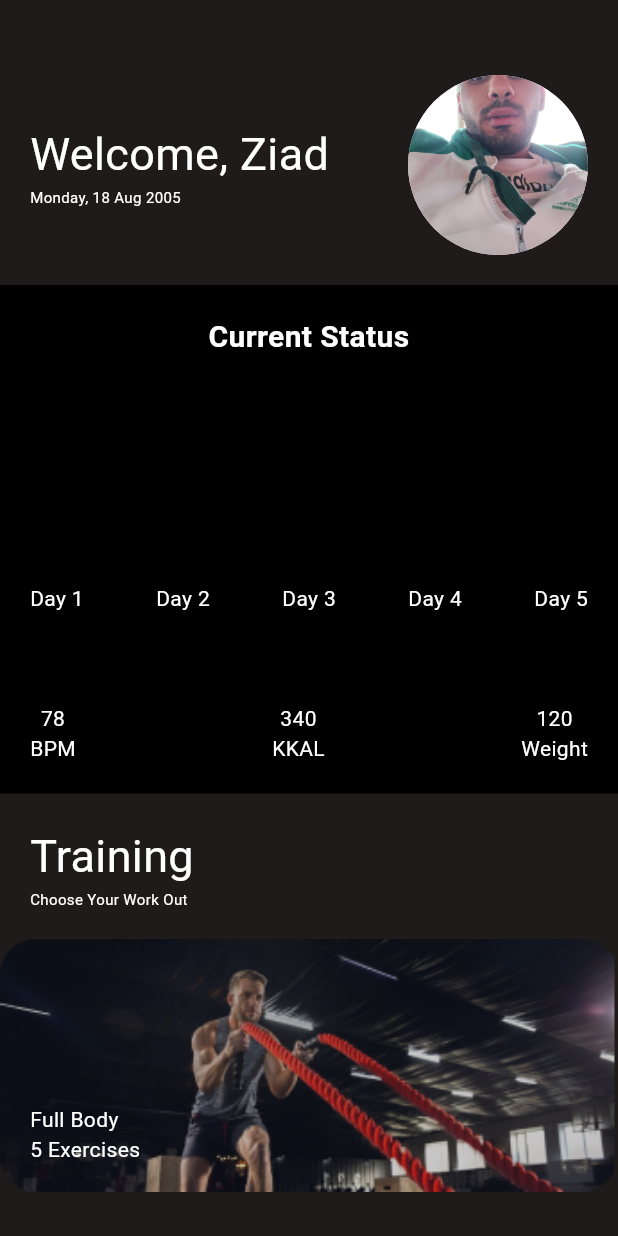
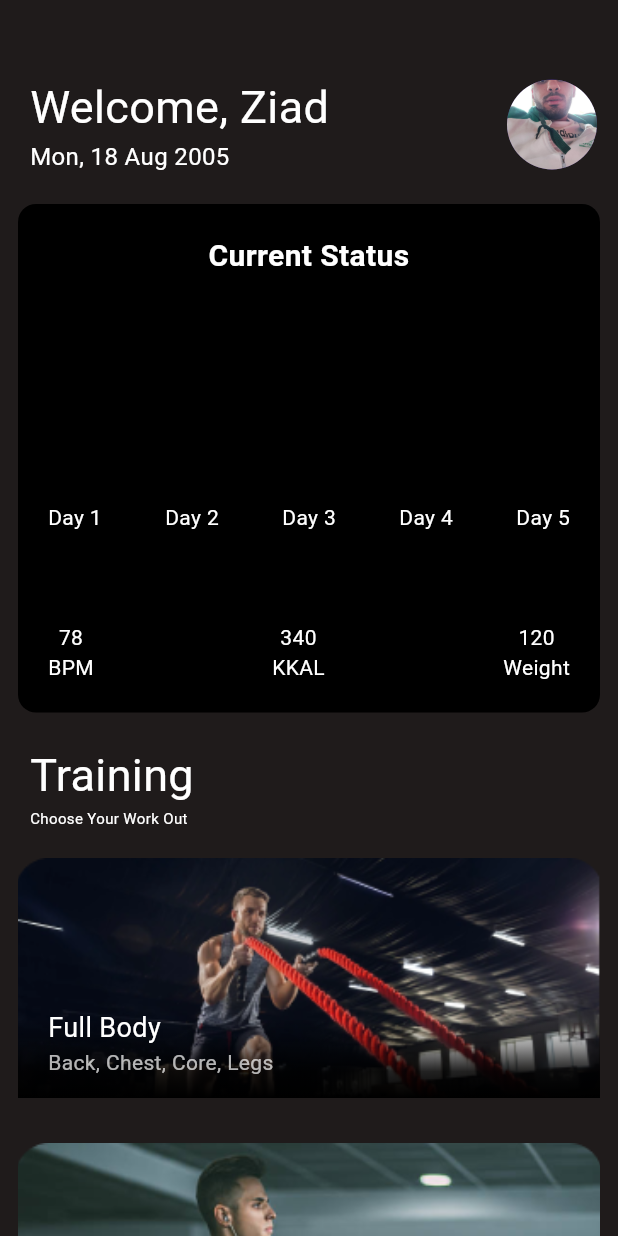
Before and after one commit to ziadglal/gym, a Flutter app: the Homebage screen opened directly, on a phone screen of 412 x 824 dp. Run offline on Flutter 3.47's test engine with Material 3 defaults, Android fonts, the phone set to English and light mode, and no system bars; our stand-ins replace get, supabase_flutter; accounts and stored records are empty.

Commit message:
Refining the design

```diff
--- a/lib/homebage.dart
+++ b/lib/homebage.dart
@@ -1,4 +1,5 @@
 import 'package:flutter/material.dart';
+import 'package:get/get.dart';
 import 'package:gym/exercisesone.dart';
 import 'package:gym/profile.dart';
 
@@ -9,97 +10,28 @@ class Homebage extends StatelessWidget {
   Widget build(BuildContext context) {
     return Scaffold(
       backgroundColor: const Color.fromARGB(255, 31, 27, 27),
-      body: ListView(
+      body: Padding(
+        padding: const EdgeInsets.symmetric(horizontal: 12.0),
+        child: SafeArea(
+          child: ListView(
             children: [
               welcomeprofilepic(context),
               graphcontainer(),
               trainingcenter(),
-          GestureDetector(
-            onTap: () {
-              Navigator.push(
-                  context,
-                  MaterialPageRoute(
-                      builder: (context) => const exercisesone()));
-            },
-            child: Stack(
-              children: [
-                Image.asset(
-                  "assets/Rectangle 39_m_vertical.png",
-                  width: double.infinity,
-                  fit: BoxFit.cover,
-                ),
-                const Padding(
-                  padding: EdgeInsets.only(top: 110, left: 20),
-                  child: Column(
-                    crossAxisAlignment: CrossAxisAlignment.start,
-                    children: [
-                      Text(
-                        "Full Body",
-                        style: TextStyle(color: Colors.white),
-                      ),
-                      Text(
-                        "5 Exercises",
-                        style: TextStyle(color: Colors.white),
-                      ),
-                    ],
-                  ),
-                ),
-              ],
-            ),
-          ),
-          const SizedBox(height: 30),
-          Stack(
-            children: [
-              Image.asset(
-                "assets/Rectangle 39_m_vertical.png",
-                width: double.infinity,
-                fit: BoxFit.cover,
-              ),
-              const Padding(
-                padding: EdgeInsets.only(top: 110, left: 20),
-                child: Column(
-                  crossAxisAlignment: CrossAxisAlignment.start,
-                  children: [
-                    Text(
-                      "Full Body",
-                      style: TextStyle(color: Colors.white),
-                    ),
-                    Text(
-                      "5 Exercises",
-                      style: TextStyle(color: Colors.white),
-                    ),
-                  ],
-                ),
-              ),
-            ],
-          ),
-          const SizedBox(height: 30),
-          Stack(
-            children: [
-              Image.asset(
-                "assets/Rectangle 39_m_vertical.png",
-                width: double.infinity,
-                fit: BoxFit.cover,
-              ),
-              const Padding(
-                padding: EdgeInsets.only(top: 110, left: 20),
-                child: Column(
-                  crossAxisAlignment: CrossAxisAlignment.start,
-                  children: [
-                    Text(
-                      "Full Body",
-                      style: TextStyle(color: Colors.white),
-                    ),
-                    Text(
-                      "5 Exercises",
-                      style: TextStyle(color: Colors.white),
-                    ),
-                  ],
-                ),
-              ),
-            ],
-          ),
-          const SizedBox(height: 30),
+              _workoutBox(
+                  imagePath: "assets/Rectangle 39_m_vertical.png",
+                  workoutName: "Full Body",
+                  description: "Back, Chest, Core, Legs"),
+              _workoutBox(
+                  imagePath: "assets/Rectangle 39_m_vertical-2.png",
+                  workoutName: "Cardio",
+                  description: "Treadmill, Elliptical, Rope jumping"),
+              _workoutBox(
+                  imagePath: "assets/Rectangle 20-2.png", workoutName: "Arm Day",
+                  description: "Biceps, Triceps, Shoulders"),
+              _workoutBox(
+                  imagePath: "assets/Rectangle3.png", workoutName: "Leg Day",
+                  description: "Quads, Hamstrings, Calfs"),
               const Padding(
                 padding: EdgeInsets.only(top: 20, left: 20, bottom: 20),
                 child: Column(
@@ -118,12 +50,14 @@ class Homebage extends StatelessWidget {
               ),
             ],
           ),
+        ),
+      ),
     );
   }
 
   Widget welcomeprofilepic(BuildContext context) {
     return Padding(
-      padding: const EdgeInsets.only(top: 50, left: 20, right: 20),
+      padding: const EdgeInsets.only(top: 50, left: 8, right: 2),
       child: Row(
         mainAxisAlignment: MainAxisAlignment.spaceBetween,
         children: [
@@ -135,8 +69,8 @@ class Homebage extends StatelessWidget {
                 style: TextStyle(color: Colors.white, fontSize: 30),
               ),
               Text(
-                "Monday, 18 Aug 2005",
-                style: TextStyle(color: Colors.white, fontSize: 10),
+                "Mon, 18 Aug 2005",
+                style: TextStyle(color: Colors.white, fontSize: 16),
               ),
             ],
           ),
@@ -148,7 +82,7 @@ class Homebage extends StatelessWidget {
               );
             },
             child: const CircleAvatar(
-              radius: 60,
+              radius: 30,
               backgroundImage: AssetImage("assets/20221023_152100.jpg"),
             ),
           ),
@@ -159,7 +93,10 @@ class Homebage extends StatelessWidget {
 
   Widget graphcontainer() {
     return Container(
+      decoration: BoxDecoration(
+        borderRadius: BorderRadius.circular(12),
         color: Colors.black,
+      ),
       margin: const EdgeInsets.only(top: 20),
       padding: const EdgeInsets.only(top: 20, left: 20, right: 20, bottom: 20),
       child: Column(
@@ -216,7 +153,7 @@ class Homebage extends StatelessWidget {
 
   Widget trainingcenter() {
     return const Padding(
-      padding: EdgeInsets.only(top: 20, left: 20, bottom: 20),
+      padding: EdgeInsets.only(top: 20, left: 8, bottom: 20),
       child: Column(
         crossAxisAlignment: CrossAxisAlignment.start,
         children: [
@@ -232,4 +169,63 @@ class Homebage extends StatelessWidget {
       ),
     );
   }
+
+  Widget _workoutBox({required String imagePath, required String workoutName, required String description}) {
+    return Column(
+      children: [
+        GestureDetector(
+          onTap: () {
+            Get.to(() => WorkoutPage(workoutName: workoutName));
+          },
+          child: Stack(
+            children: [
+              Container(
+                // decoration: BoxDecoration(borderRadius: BorderRadius.circular(90)),
+                height: 160,
+                width: double.infinity,
+                child: Image.asset(
+                  imagePath,
+                  width: double.infinity,
+                  fit: BoxFit.fitHeight,
+                ),
+              ),
+              Container(
+                margin: const EdgeInsets.only(top: 107),
+                // color: Colors.white24,
+                decoration: const BoxDecoration(
+                    gradient: LinearGradient(
+                        begin: Alignment.bottomCenter,
+                        end: Alignment.topCenter,
+                        colors: <Color>[
+                      Colors.black,
+                      Colors.black87,
+                      Colors.black38,
+                      Colors.transparent
+                    ])),
+                width: double.infinity,
+                height: 53,
+              ),
+              Padding(
+                padding: const EdgeInsets.only(top: 100, left: 20),
+                child: Column(
+                  crossAxisAlignment: CrossAxisAlignment.start,
+                  children: [
+                    Text(
+                      workoutName,
+                      style: const TextStyle(color: Colors.white, fontSize: 18),
+                    ),
+                    Text(
+                      description,
+                      style: const TextStyle(color: Colors.white70),
+                    ),
+                  ],
+                ),
+              ),
+            ],
+          ),
+        ),
+        const SizedBox(height: 30),
+      ],
+    );
   }
+}
--- a/lib/main.dart
+++ b/lib/main.dart
@@ -1,3 +1,4 @@
+import 'package:get/get_navigation/src/root/get_material_app.dart';
 import 'package:flutter/material.dart';
 import 'package:gym/introbage.dart';
 
@@ -10,9 +11,10 @@ class Gym extends StatelessWidget {
 
   @override
   Widget build(BuildContext context) {
-    return const MaterialApp(
+    return GetMaterialApp(
       debugShowCheckedModeBanner: false,
-      home: IntroPage(),
+      theme: ThemeData.dark(),
+      home: const IntroPage(),
     );
   }
 }
--- a/pubspec.yaml
+++ b/pubspec.yaml
@@ -19,7 +19,7 @@ publish_to: 'none' # Remove this line if you wish to publish to pub.dev
 version: 1.0.0+1
 
 environment:
-  sdk: ^3.5.4
+  sdk: '>=3.2.3 <4.0.0'
 
 # Dependencies specify other packages that your package needs in order to work.
 # To automatically upgrade your package dependencies to the latest versions
```
Also changed, not shown: lib/exercisesone.dart (+11 -4 lines), lib/introbage.dart (+8 -6 lines), lib/login.dart (+6 -4 lines), lib/profile.dart (+35 -29 lines), lib/profileedit.dart (+43 -41 lines), lib/signup.dart (+10 -5 lines), assets/Rectangle 20-2.png (added), assets/Rectangle 39_m_vertical-2.png (added), assets/Rectangle 39_m_vertical.png, assets/Rectangle3.png (added), 5 other files. Lines whose indentation alone changed are shown as unchanged.
